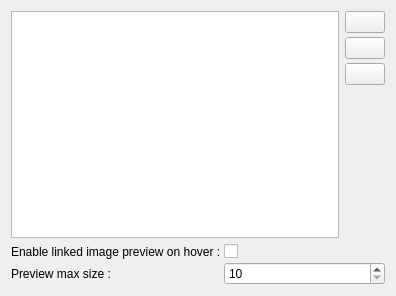
Before: the Qt Designer form ui/settingsmanager/qqboardssettings.ui in dguihal/quteqoin, drawn with Qt 5.
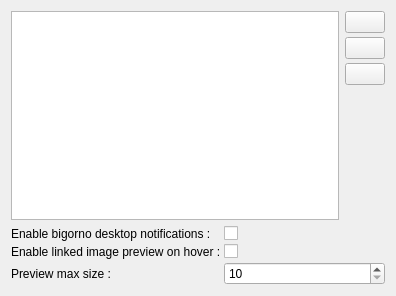
After: the same form once the commit is applied. Icons and pictures are not drawn.

Commit message: Ajout d'une option de desactivation de notification desktop pour le bigorno

```diff
--- a/ui/settingsmanager/qqboardssettings.ui
+++ b/ui/settingsmanager/qqboardssettings.ui
@@ -135,28 +135,28 @@
       <property name="bottomMargin">
        <number>0</number>
       </property>
-      <item row="0" column="0">
+      <item row="1" column="0">
        <widget class="QLabel" name="linkedImgPreviewLbl">
         <property name="text">
          <string>Enable linked image preview on hover :</string>
         </property>
        </widget>
       </item>
-      <item row="0" column="1">
+      <item row="1" column="1">
        <widget class="QCheckBox" name="linkedImgPreviewCB">
         <property name="text">
          <string/>
         </property>
        </widget>
       </item>
-      <item row="1" column="0">
+      <item row="2" column="0">
        <widget class="QLabel" name="linkedImgMaxSizeLbl">
         <property name="text">
          <string>Preview max size :</string>
         </property>
        </widget>
       </item>
-      <item row="1" column="1">
+      <item row="2" column="1">
        <widget class="QSpinBox" name="linkedImgMaxSizeSB">
         <property name="minimum">
          <number>10</number>
@@ -169,6 +169,20 @@
         </property>
        </widget>
       </item>
+      <item row="0" column="1">
+       <widget class="QCheckBox" name="bigornotifCB">
+        <property name="text">
+         <string/>
+        </property>
+       </widget>
+      </item>
+      <item row="0" column="0">
+       <widget class="QLabel" name="bigornotifLbl">
+        <property name="text">
+         <string>Enable bigorno desktop notifications :</string>
+        </property>
+       </widget>
+      </item>
      </layout>
     </widget>
    </item>
```
The commit also changes 5 other files.
